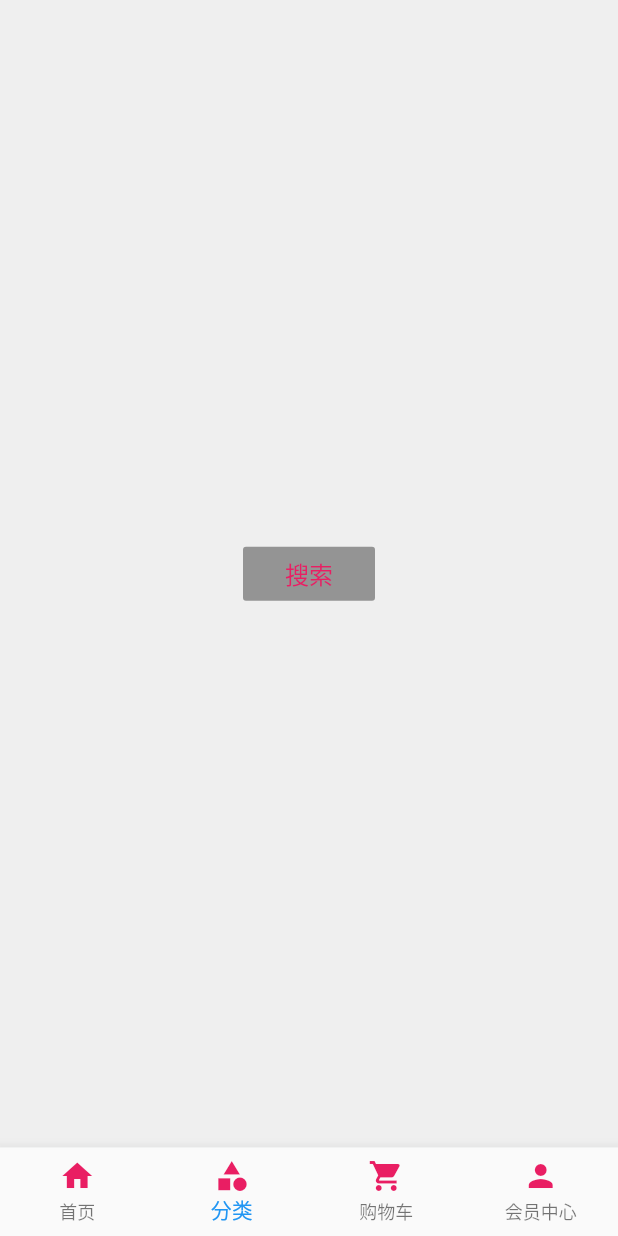
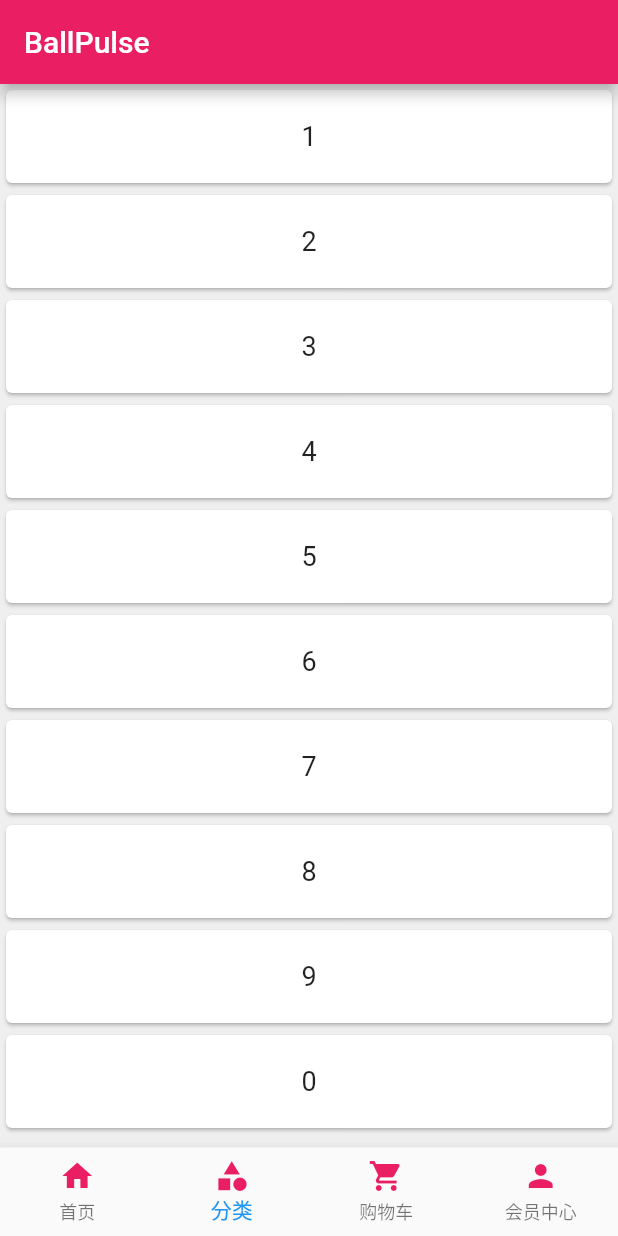
Before and after one commit to YuDaChao/flutter_shop, a Flutter app: the screen it shows after launch, item 2 of the bottom bar chosen, on a phone screen of 412 x 824 dp. Run offline on Flutter 3.47's test engine with Material 2 defaults, Android fonts, the phone set to English and light mode, and no system bars; our stand-ins replace cached_network_image, dio, flutter_easyrefresh, flutter_swiper; network calls fail; statements that could not run were skipped.

Commit message:
feat: 完成热门商品列表 上拉加载 下拉刷新

```diff
--- a/lib/compoments/recommend.dart
+++ b/lib/compoments/recommend.dart
@@ -67,7 +67,7 @@ class Recommend extends StatelessWidget {
                   children: <Widget>[
                     Text(
                       '¥${recommendList[index]["price"]}',
-                      style: TextStyle(fontSize: 20.0, color: Colors.black),
+                      style: TextStyle(fontSize: 18.0, color: Colors.pink),
                     ),
                     Container(
                       margin: EdgeInsets.only(left: 6.0),
--- a/lib/compoments/shop_info.dart
+++ b/lib/compoments/shop_info.dart
@@ -19,7 +19,9 @@ class ShopInfo extends StatelessWidget {
         borderRadius: GlobalConfig.borderRadius,
         child: ClipRRect( // 给图片添加圆角
           borderRadius: GlobalConfig.borderRadius,
-          child: CachedNetworkImage(imageUrl: leaderImage,),
+          child: leaderImage != null
+              ? CachedNetworkImage(imageUrl: leaderImage,)
+              : Container(),
         ),
       ),
     );
--- a/lib/compoments/title.dart
+++ b/lib/compoments/title.dart
@@ -34,7 +34,7 @@ class TitleWidget extends StatelessWidget {
                       width: 18.0,
                       height: 18.0,
                     ),
-                    Text('$title', style:TextStyle(fontSize: 16.0, color:Color.fromRGBO(132, 134, 137, 1)))
+                    Text('$title', style:TextStyle(fontSize: 14.0, color:Color.fromRGBO(132, 134, 137, 1)))
                   ],
                 ),
               ),
--- a/lib/config/service_url.dart
+++ b/lib/config/service_url.dart
@@ -1,5 +1,5 @@
-// const serviceUrl = 'http://test.baixingliangfan.cn/baixing/';
-const serviceUrl = 'https://easy-mock.com/mock/5c7757b77163345f2e2ecd02/baixingshenghuo/';
+ const serviceUrl = 'http://test.baixingliangfan.cn/baixing/';
+//const serviceUrl = 'https://easy-mock.com/mock/5c7757b77163345f2e2ecd02/baixingshenghuo/';
 
 const servicePath = {
   'homePageContent': '${serviceUrl}wxmini/homePageContent', // 首页信息
--- a/lib/pages/category_page.dart
+++ b/lib/pages/category_page.dart
@@ -1,18 +1,76 @@
+import 'dart:async';
+
 import 'package:flutter/material.dart';
+import 'package:flutter_easyrefresh/easy_refresh.dart';
+import 'package:flutter_easyrefresh/ball_pulse_header.dart';
+import 'package:flutter_easyrefresh/ball_pulse_footer.dart';
 
-class CategoryPage extends StatelessWidget {
+/// 球脉冲样式页面
+class CategoryPage extends StatefulWidget {
+  @override
+  _CategoryPageState createState() => _CategoryPageState();
+}
+
+class _CategoryPageState extends State<CategoryPage> {
+  List<String> addStr = ["1", "2", "3", "4", "5", "6", "7", "8", "9", "0"];
+  List<String> str = ["1", "2", "3", "4", "5", "6", "7", "8", "9", "0"];
+  GlobalKey<EasyRefreshState> _easyRefreshKey =
+  new GlobalKey<EasyRefreshState>();
+  GlobalKey<RefreshHeaderState> _headerKey =
+  new GlobalKey<RefreshHeaderState>();
+  GlobalKey<RefreshFooterState> _footerKey =
+  new GlobalKey<RefreshFooterState>();
+
   @override
   Widget build(BuildContext context) {
     return Scaffold(
+      appBar: AppBar(
+        title: Text("BallPulse"),
+      ),
       body: Center(
-        child: RaisedButton(
-          padding: EdgeInsets.all(5.0),
-          color: Colors.white,
-          child:
-              Text('搜索', style: TextStyle(color: Colors.pink, fontSize: 16.0)),
-          onPressed: null,
-        ),
-      ),
+          child: new EasyRefresh(
+            key: _easyRefreshKey,
+            refreshHeader: BallPulseHeader(
+              key: _headerKey,
+            ),
+            refreshFooter: BallPulseFooter(
+              key: _footerKey,
+            ),
+            child: new ListView.builder(
+              //ListView的Item
+                itemCount: str.length,
+                itemBuilder: (BuildContext context, int index) {
+                  return new Container(
+                      height: 70.0,
+                      child: Card(
+                        child: new Center(
+                          child: new Text(
+                            str[index],
+                            style: new TextStyle(fontSize: 18.0),
+                          ),
+                        ),
+                      ));
+                }),
+            onRefresh: () async {
+              await new Future.delayed(const Duration(seconds: 1), () {
+                if (!mounted) return;
+                setState(() {
+                  str.clear();
+                  str.addAll(addStr);
+                });
+              });
+            },
+            loadMore: () async {
+              await new Future.delayed(const Duration(seconds: 1), () {
+                if (str.length < 20) {
+                  if (!mounted) return;
+                  setState(() {
+                    str.addAll(addStr);
+                  });
+                }
+              });
+            },
+          )),
     );
   }
 }
--- a/pubspec.yaml
+++ b/pubspec.yaml
@@ -21,6 +21,7 @@ dependencies:
   flutter_spinkit: "^3.1.0"
   cached_network_image: ^0.6.2
   url_launcher: ^5.0.1
+  flutter_easyrefresh: ^1.2.7
 
   # The following adds the Cupertino Icons font to your application.
   # Use with the CupertinoIcons class for iOS style icons.
```
Also changed, not shown: lib/compoments/goods_item.dart (added, +87 -0 lines), lib/compoments/hot_goods.dart (added, +56 -0 lines), lib/pages/home_page.dart (+79 -128 lines).
